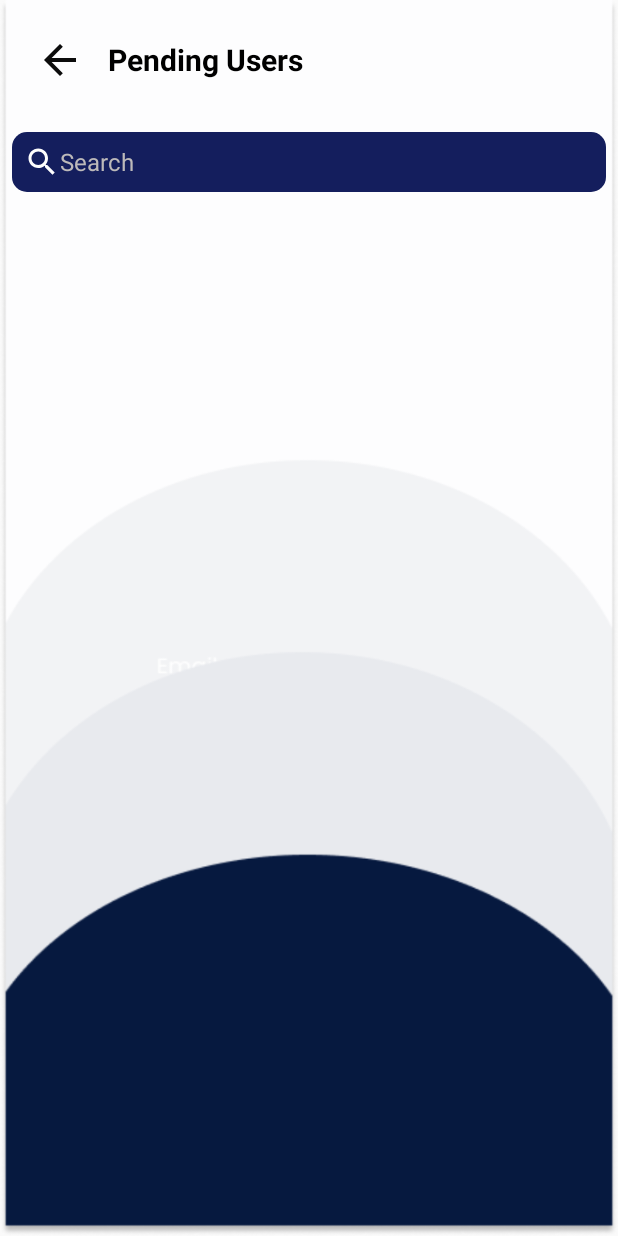
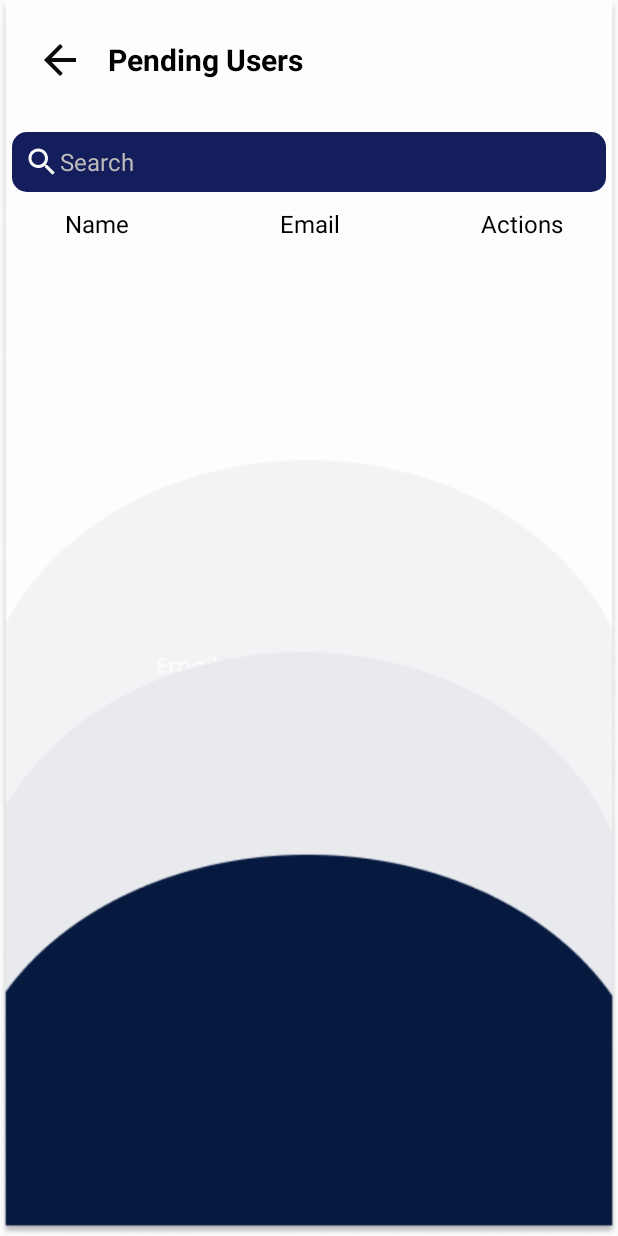
Before and after one commit to MelvinNo27/Inventory_Project_Group4-Kotlin, an Android app: the UserList screen opened directly, with no data from a screen before it, after a tap on "VIEW PENDING USERS", on a phone screen of 412 x 824 dp. Run offline under Robolectric (Android 15) with nearby library versions, the phone set to English and light mode, and no system bars; our stand-ins replace Firebase (no records; nobody signed in at launch, a user with empty details on screens opened directly).

Commit message:
Melvin Commited in 11/18/2024

```diff
--- /dev/null
+++ b/app/src/main/res/drawable/baseline_check_24.xml
@@ -0,0 +1,5 @@
+<vector xmlns:android="http://schemas.android.com/apk/res/android" android:height="24dp" android:tint="#00FF21" android:viewportHeight="24" android:viewportWidth="24" android:width="24dp">
+
+    <path android:fillColor="@android:color/white" android:pathData="M9,16.17L4.83,12l-1.42,1.41L9,19 21,7l-1.41,-1.41z"/>
+
+</vector>
--- a/app/src/main/res/drawable/baseline_delete_24.xml
+++ /dev/null
@@ -1,5 +0,0 @@
-<vector xmlns:android="http://schemas.android.com/apk/res/android" android:height="24dp" android:tint="#FDFDFD" android:viewportHeight="24" android:viewportWidth="24" android:width="24dp">
-
-    <path android:fillColor="@android:color/white" android:pathData="M6,19c0,1.1 0.9,2 2,2h8c1.1,0 2,-0.9 2,-2V7H6v12zM19,4h-3.5l-1,-1h-5l-1,1H5v2h14V4z"/>
-
-</vector>
--- /dev/null
+++ b/app/src/main/res/drawable/baseline_delete_forever_24.xml
@@ -0,0 +1,5 @@
+<vector xmlns:android="http://schemas.android.com/apk/res/android" android:height="24dp" android:tint="#FF0000" android:viewportHeight="24" android:viewportWidth="24" android:width="24dp">
+
+    <path android:fillColor="@android:color/white" android:pathData="M6,19c0,1.1 0.9,2 2,2h8c1.1,0 2,-0.9 2,-2L18,7L6,7v12zM8.46,11.88l1.41,-1.41L12,12.59l2.12,-2.12 1.41,1.41L13.41,14l2.12,2.12 -1.41,1.41L12,15.41l-2.12,2.12 -1.41,-1.41L10.59,14l-2.13,-2.12zM15.5,4l-1,-1h-5l-1,1L5,4v2h14L19,4z"/>
+
+</vector>
--- a/app/src/main/res/layout/activity_pending_users.xml
+++ b/app/src/main/res/layout/activity_pending_users.xml
@@ -38,7 +38,6 @@
                 android:textSize="20sp"
                 android:textStyle="bold"
                 android:layout_gravity="center" />
-
         </LinearLayout>
 
         <!-- Search Bar and Add Button -->
@@ -61,17 +60,12 @@
                 android:drawableLeft="@drawable/baseline_search_24" />
         </LinearLayout>
 
-    <!-- Scrollable Table -->
-    <ScrollView
-        android:layout_width="match_parent"
-        android:layout_height="wrap_content">
-
-        <TableLayout
-            android:id="@+id/tableLayoutPending"
+        <LinearLayout
+            android:orientation="horizontal"
             android:layout_width="match_parent"
             android:layout_height="wrap_content"
-            android:stretchColumns="1"
-            android:layout_margin="10dp">
+            android:layout_marginTop="10dp">
+
             <TableRow
                 android:layout_width="match_parent"
                 android:layout_height="wrap_content"
@@ -109,10 +103,38 @@
             android:text="Actions"
             android:textSize="16sp"/>
 
+            </TableRow>
+        </LinearLayout>
+
+        <!-- Scrollable Table -->
+        <ScrollView
+            android:layout_width="match_parent"
+            android:layout_height="0dp"
+            android:layout_weight="1">
+
+            <LinearLayout
+                android:orientation="vertical"
+                android:layout_width="match_parent"
+                android:layout_height="wrap_content"
+                android:layout_marginTop="10dp">
+
+                <TableLayout
+                    android:id="@+id/tableLayoutPending"
+                    android:layout_width="match_parent"
+                    android:layout_height="wrap_content"
+                    android:stretchColumns="1"
+                    android:layout_margin="10dp">
+
+                    <TableRow
+                        android:layout_width="match_parent"
+                        android:layout_height="wrap_content"
+                        android:weightSum="3">
 
                     </TableRow>
                 </TableLayout>
+            </LinearLayout>
         </ScrollView>
 
     </LinearLayout>
+
 </androidx.drawerlayout.widget.DrawerLayout>
--- a/app/src/main/res/layout/activity_table_list.xml
+++ b/app/src/main/res/layout/activity_table_list.xml
@@ -26,6 +26,7 @@
         android:id="@+id/emailAddItem"
         android:layout_width="0dp"
         android:layout_height="wrap_content"
+        android:layout_marginEnd="10dp"
         android:layout_weight="1"
         android:gravity="center"
         android:text="Email" />
@@ -35,6 +36,7 @@
         android:id="@+id/editImageView"
         android:layout_width="wrap_content"
         android:layout_height="wrap_content"
+        android:layout_marginEnd="10dp"
         android:src="@drawable/baseline_edit_24"
     android:contentDescription="Edit" />
 
@@ -43,6 +45,7 @@
         android:id="@+id/deleteImageView"
         android:layout_width="wrap_content"
         android:layout_height="wrap_content"
+        android:layout_marginEnd="-5dp"
         android:src="@drawable/baseline_restore_from_trash_24"
     android:contentDescription="Delete" />
 </LinearLayout>
--- a/app/src/main/res/layout/activity_user_list.xml
+++ b/app/src/main/res/layout/activity_user_list.xml
@@ -128,9 +128,6 @@
                             android:textStyle="bold"
                             android:padding="8dp"
                             android:textColor="#FF000000"
-                            android:maxWidth="100dp"
-                            android:ellipsize="end"
-                            android:singleLine="true"
                             android:gravity="center" />
 
                         <!-- Action Column -->
```
Also changed, not shown: app/src/main/AndroidManifest.xml (+3 -6 lines), app/src/main/java/com/example/myapplication/AdminPendingUsers.kt (+17 -7 lines), app/src/main/java/com/example/myapplication/Admin_User.kt (deleted, +0 -34 lines), app/src/main/java/com/example/myapplication/Sign_Up.kt (+3 -10 lines), app/src/main/res/layout/table_row_pending_user.xml (+18 -23 lines). Lines whose indentation alone changed are shown as unchanged.
